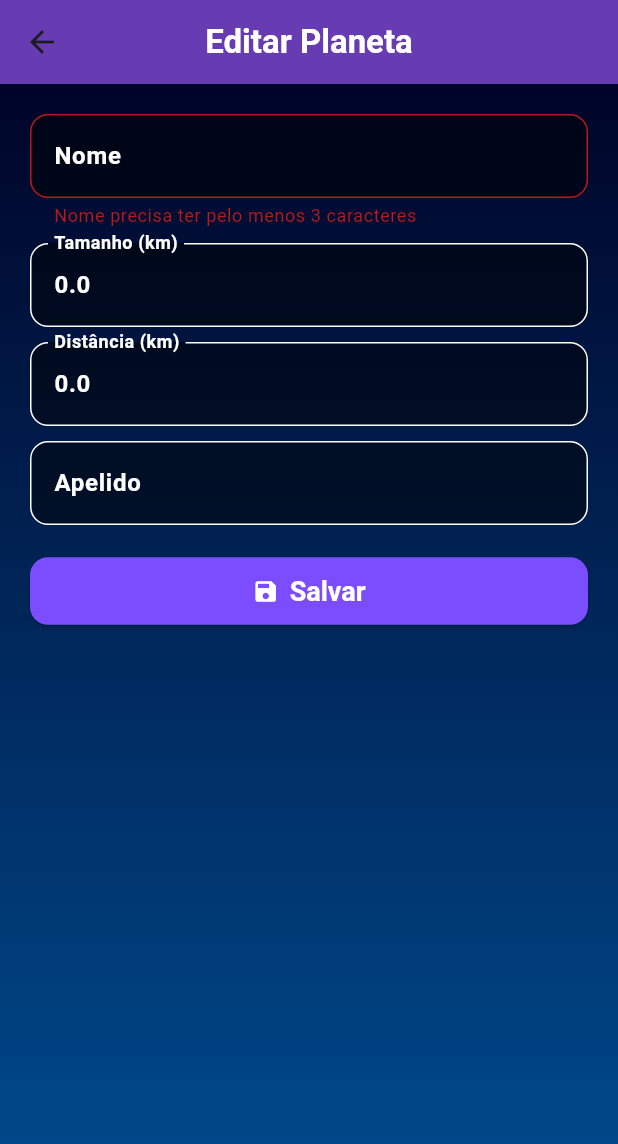
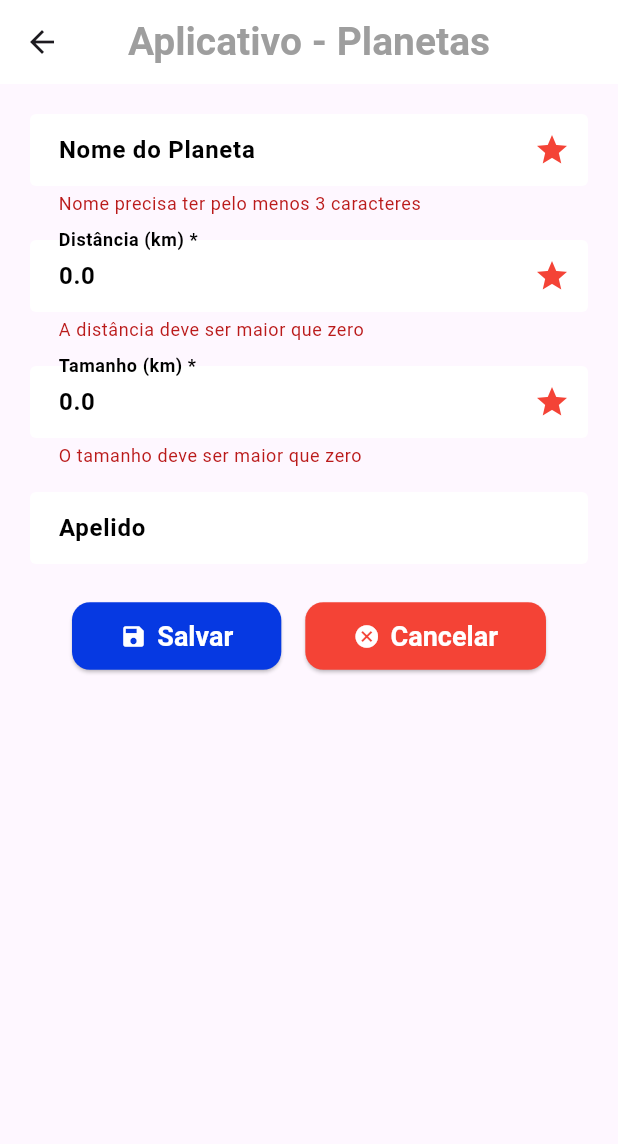
Before and after one commit to UelitonFOX/fox_planetas, a Flutter app: the TelaPlaneta screen opened directly with empty values, after a tap on "Salvar", on a phone screen of 412 x 824 dp. Shown: the top 1144 px of the screen. Run offline on Flutter 3.47's test engine with Material 3 defaults, Android fonts, the light colour scheme and no system bars; our stand-ins replace sqflite; accounts and stored records are empty.

Commit message:
Atualização do código principal do aplicativo Planetas. Alterações incluem a inclusão das novas telas, correção de importações e ajustes na navegação entre páginas. Implementação da funcionalidade para adicionar, editar e excluir planetas, com interface atualizada e navegação aprimorada.

```diff
--- a/lib/telas/tela_planeta.dart
+++ b/lib/telas/tela_planeta.dart
@@ -1,13 +1,11 @@
 import 'package:flutter/material.dart';
-
 import '../controles/controle_planeta.dart';
 import '../modelos/planeta.dart';
 
-// Tela de cadastro/edição de planetas
 class TelaPlaneta extends StatefulWidget {
-  final bool isIncluir; // Indica se a tela está no modo de inclusão
-  final Planeta planeta; // Objeto Planeta para edição/cadastro
-  final Function() onFinalizado; // Callback para atualizar a lista
+  final bool isIncluir;
+  final Planeta planeta;
+  final Function() onFinalizado;
 
   const TelaPlaneta({
     super.key,
@@ -23,7 +21,7 @@ class TelaPlaneta extends StatefulWidget {
 class _TelaPlanetaState extends State<TelaPlaneta> {
   final _formKey = GlobalKey<FormState>(); // Chave para o formulário
 
-  // Controladores para os campos de entrada
+  // Controladores para capturar entrada de dados
   final TextEditingController _nomeController = TextEditingController();
   final TextEditingController _tamanhoController = TextEditingController();
   final TextEditingController _distanciaController = TextEditingController();
@@ -34,37 +32,28 @@ class _TelaPlanetaState extends State<TelaPlaneta> {
 
   @override
   void initState() {
-    super.initState();
     _planeta = widget.planeta;
-
-    // Preenchendo os campos com os dados do planeta (se houver)
     _nomeController.text = _planeta.nome;
     _tamanhoController.text = _planeta.tamanho.toString();
     _distanciaController.text = _planeta.distancia.toString();
     _apelidoController.text = _planeta.apelido ?? '';
+    super.initState();
   }
 
-  // Função para salvar os dados do formulário
+  /// Submete o formulário após validação
   void _submitForm() {
     if (_formKey.currentState == null) return;
 
     if (_formKey.currentState!.validate()) {
-      _formKey.currentState!.save(); // Salva os dados no objeto _planeta
-
-      // Verifica se é um novo cadastro ou uma edição e executa a ação correspondente
-      widget.isIncluir
-          ? _controlePlaneta.inserirPlaneta(_planeta)
-          : _controlePlaneta.alterarPlaneta(_planeta);
-
-      // Exibe uma mensagem de sucesso
+      _formKey.currentState!.save();
+      widget.isIncluir ? _controlePlaneta.inserirPlaneta(_planeta) : _controlePlaneta.alterarPlaneta(_planeta);
       ScaffoldMessenger.of(context).showSnackBar(
         SnackBar(
           content: Text('Planeta ${widget.isIncluir ? 'adicionado' : 'alterado'} com sucesso!'),
         ),
       );
-
-      Navigator.of(context).pop(); // Fecha a tela
-      widget.onFinalizado(); // Atualiza a lista de planetas
+      Navigator.of(context).pop();
+      widget.onFinalizado();
     }
   }
 
@@ -73,36 +62,31 @@ class _TelaPlanetaState extends State<TelaPlaneta> {
     return Scaffold(
       resizeToAvoidBottomInset: false,
       appBar: AppBar(
-        backgroundColor: Colors.deepPurple,
-        title: Text(
-          widget.isIncluir ? 'Adicionar Planeta' : 'Editar Planeta',
-          style: const TextStyle(
-            color: Colors.white,
+        backgroundColor: Colors.white, // AppBar com fundo branco
+        elevation: 0, // Sem elevação para um visual mais limpo
+        centerTitle: true, // Centraliza o título
+        title: const Text(
+          'Aplicativo - Planetas',
+          style: TextStyle(
+            color: Colors.grey, // Título cinza
             fontWeight: FontWeight.bold,
-            fontSize: 22,
+            fontSize: 26, // Tamanho de fonte maior
           ),
         ),
-        centerTitle: true,
-        elevation: 4,
       ),
-      body: Container(
-        decoration: const BoxDecoration(
-          gradient: LinearGradient(
-            colors: [Color(0xFF000428), Color(0xFF004e92)], // Gradiente azul espacial
-            begin: Alignment.topCenter,
-            end: Alignment.bottomCenter,
-          ),
-        ),
+      body: SingleChildScrollView(  // Permite que a tela seja rolada, ideal para telas pequenas
         padding: const EdgeInsets.all(20),
         child: Form(
           key: _formKey,
-          autovalidateMode: AutovalidateMode.onUserInteraction, // Valida ao interagir com os campos
+          autovalidateMode: AutovalidateMode.onUserInteraction, // Garante que a validação aconteça
           child: Column(
-            crossAxisAlignment: CrossAxisAlignment.stretch,
+            crossAxisAlignment: CrossAxisAlignment.start,
             children: [
+              // Campo de entrada para Nome do Planeta
               _buildInputField(
                 controller: _nomeController,
-                label: 'Nome',
+                label: 'Nome do Planeta',
+                required: true,  // Indica que o campo é obrigatório
                 validator: (value) {
                   if (value == null || value.isEmpty || value.length < 3) {
                     return 'Nome precisa ter pelo menos 3 caracteres';
@@ -113,14 +97,41 @@ class _TelaPlanetaState extends State<TelaPlaneta> {
                   _planeta.nome = value!;
                 },
               ),
-              const SizedBox(height: 10),
+              const SizedBox(height: 16),
+
+              // Campo de entrada para Distância do Planeta
               _buildInputField(
-                controller: _tamanhoController,
-                label: 'Tamanho (km)',
+                controller: _distanciaController,
+                label: 'Distância (km) *',
+                required: true,
                 keyboardType: TextInputType.number,
                 validator: (value) {
                   if (value == null || value.isEmpty || double.tryParse(value) == null) {
                     return 'Informe um valor numérico válido';
+                  }
+                  if (double.parse(value) <= 0) {
+                    return 'A distância deve ser maior que zero';
+                  }
+                  return null;
+                },
+                onSaved: (value) {
+                  _planeta.distancia = double.parse(value!);
+                },
+              ),
+              const SizedBox(height: 16),
+
+              // Campo de entrada para Tamanho do Planeta
+              _buildInputField(
+                controller: _tamanhoController,
+                label: 'Tamanho (km) *',
+                required: true,
+                keyboardType: TextInputType.number,
+                validator: (value) {
+                  if (value == null || value.isEmpty || double.tryParse(value) == null) {
+                    return 'Informe um valor numérico válido';
+                  }
+                  if (double.parse(value) <= 0) {
+                    return 'O tamanho deve ser maior que zero';
                   }
                   return null;
                 },
@@ -128,22 +139,9 @@ class _TelaPlanetaState extends State<TelaPlaneta> {
                   _planeta.tamanho = double.parse(value!);
                 },
               ),
-              const SizedBox(height: 10),
-              _buildInputField(
-                controller: _distanciaController,
-                label: 'Distância (km)',
-                keyboardType: TextInputType.number,
-                validator: (value) {
-                  if (value == null || value.isEmpty || double.tryParse(value) == null) {
-                    return 'Informe um valor numérico válido';
-                  }
-                  return null;
-                },
-                onSaved: (value) {
-                  _planeta.distancia = double.parse(value!);
-                },
-              ),
-              const SizedBox(height: 10),
+              const SizedBox(height: 16),
+
+              // Campo de entrada para Apelido do Planeta (opcional)
               _buildInputField(
                 controller: _apelidoController,
                 label: 'Apelido',
@@ -151,11 +149,16 @@ class _TelaPlanetaState extends State<TelaPlaneta> {
                   _planeta.apelido = value;
                 },
               ),
-              const SizedBox(height: 20),
+              const SizedBox(height: 24),
+
+              // Botões "Salvar" e "Cancelar"
+              Row(
+                mainAxisAlignment: MainAxisAlignment.center, // Centraliza os botões
+                children: [
                   ElevatedButton.icon(
                     onPressed: _submitForm,
                     style: ElevatedButton.styleFrom(
-                  backgroundColor: Colors.deepPurpleAccent,
+                      backgroundColor: const Color(0xFF0639E2), // Cor azul do Talento Tech
                       foregroundColor: Colors.white,
                       padding: const EdgeInsets.symmetric(horizontal: 32, vertical: 12),
                       textStyle: const TextStyle(fontSize: 18, fontWeight: FontWeight.bold),
@@ -166,7 +169,25 @@ class _TelaPlanetaState extends State<TelaPlaneta> {
                     icon: const Icon(Icons.save, color: Colors.white),
                     label: const Text('Salvar'),
                   ),
-              const SizedBox(height: 20),
+                  const SizedBox(width: 16), // Espaçamento entre os botões
+                  ElevatedButton.icon(
+                    onPressed: () {
+                      Navigator.of(context).pop();
+                    },
+                    style: ElevatedButton.styleFrom(
+                      backgroundColor: Colors.red, // Cor vermelha
+                      foregroundColor: Colors.white,
+                      padding: const EdgeInsets.symmetric(horizontal: 32, vertical: 12),
+                      textStyle: const TextStyle(fontSize: 18, fontWeight: FontWeight.bold),
+                      shape: RoundedRectangleBorder(
+                        borderRadius: BorderRadius.circular(12),
+                      ),
+                    ),
+                    icon: const Icon(Icons.cancel, color: Colors.white),
+                    label: const Text('Cancelar'),
+                  ),
+                ],
+              ),
             ],
           ),
         ),
@@ -174,10 +195,11 @@ class _TelaPlanetaState extends State<TelaPlaneta> {
     );
   }
 
-  // Método auxiliar para criar campos de entrada padronizados
+  /// Função para construir campos de entrada reutilizáveis
   Widget _buildInputField({
     required TextEditingController controller,
     required String label,
+    bool required = false,
     TextInputType keyboardType = TextInputType.text,
     String? Function(String?)? validator,
     void Function(String?)? onSaved,
@@ -185,23 +207,17 @@ class _TelaPlanetaState extends State<TelaPlaneta> {
     return TextFormField(
       controller: controller,
       keyboardType: keyboardType,
-      style: const TextStyle(color: Colors.white, fontSize: 16, fontWeight: FontWeight.bold),
+      style: const TextStyle(color: Colors.black, fontSize: 16, fontWeight: FontWeight.bold), // Fonte preta
       decoration: InputDecoration(
         labelText: label,
-        labelStyle: const TextStyle(color: Colors.white, fontSize: 16, fontWeight: FontWeight.bold),
+        labelStyle: const TextStyle(color: Colors.black, fontSize: 16, fontWeight: FontWeight.bold), // Cor da label preta
         filled: true,
-        fillColor: Colors.black.withAlpha((0.5 * 255).toInt()),
-        border: OutlineInputBorder(
-          borderRadius: BorderRadius.circular(12),
+        fillColor: Colors.white, // Fundo branco
+        contentPadding: const EdgeInsets.symmetric(vertical: 10, horizontal: 15),
+        border: const OutlineInputBorder(
+          borderSide: BorderSide.none, // Remover bordas
         ),
-        enabledBorder: OutlineInputBorder(
-          borderSide: const BorderSide(color: Colors.white),
-          borderRadius: BorderRadius.circular(12),
-        ),
-        focusedBorder: OutlineInputBorder(
-          borderSide: const BorderSide(color: Colors.deepPurpleAccent, width: 2),
-          borderRadius: BorderRadius.circular(12),
-        ),
+        suffixIcon: required ? const Icon(Icons.star, color: Colors.red) : null, // Asterisco para campos obrigatórios
       ),
       validator: validator,
       onSaved: onSaved,
--- a/pubspec.yaml
+++ b/pubspec.yaml
@@ -20,6 +20,9 @@ dependencies:
   cupertino_icons: ^1.0.8
   sqflite: ^2.4.1
   path: ^1.9.0
+  google_fonts: ^6.1.0
+  animated_text_kit: ^4.2.3
+  gsform: ^0.3.7
 
 dev_dependencies:
   flutter_test:
@@ -33,3 +36,4 @@ flutter:
   assets:
     - assets/logos/talento_tech_logo.png
     - assets/logos/talento_tech_text.png
+    - assets/images/A_cosmic_background_with_stars_and_nebulae_in_spac.png
```
Also changed, not shown: lib/main.dart (+65 -40 lines), lib/telas/tela_splash.dart (+51 -35 lines), pubspec.lock, 5 other files. Lines whose indentation alone changed are shown as unchanged.
